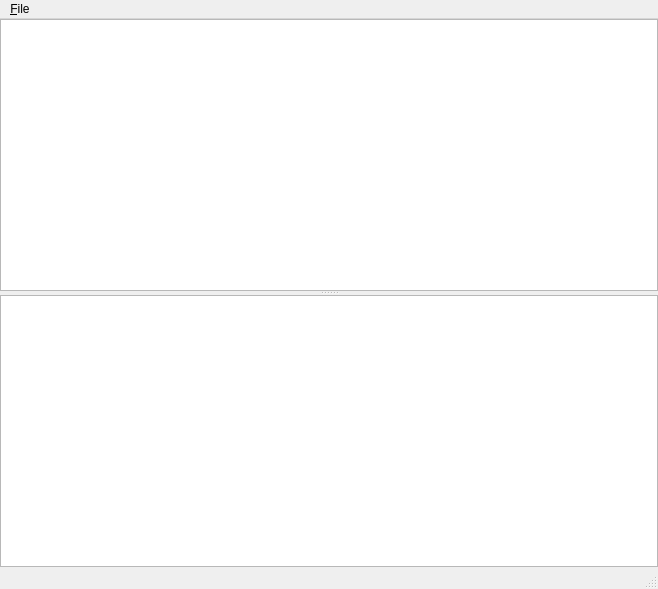
This is nm2g2g.ui in msg/g2ools as Qt 5 draws it before an edit. The edited form follows.
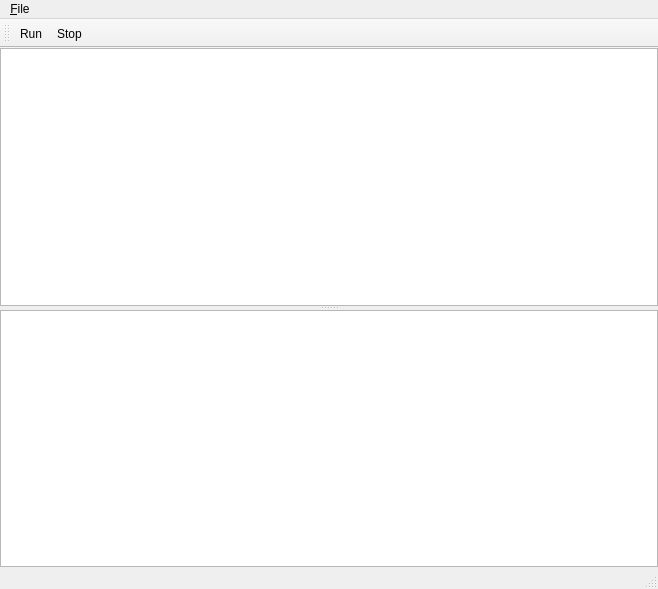
This is the edited form.

What changed in the file:
```diff
--- a/nm2g2g.ui
+++ b/nm2g2g.ui
@@ -26,9 +26,7 @@
     <item>
      <widget class="QSplitter" name="splitter" >
       <property name="sizePolicy" >
-       <sizepolicy>
-        <hsizetype>5</hsizetype>
-        <vsizetype>7</vsizetype>
+       <sizepolicy vsizetype="Expanding" hsizetype="Preferred" >
         <horstretch>0</horstretch>
         <verstretch>0</verstretch>
        </sizepolicy>
@@ -61,6 +59,22 @@
    <addaction name="menu_File" />
   </widget>
   <widget class="QStatusBar" name="statusbar" />
+  <widget class="QToolBar" name="toolBar" >
+   <property name="windowTitle" >
+    <string>toolBar</string>
+   </property>
+   <property name="allowedAreas" >
+    <set>Qt::NoToolBarArea|Qt::RightToolBarArea|Qt::TopToolBarArea</set>
+   </property>
+   <attribute name="toolBarArea" >
+    <enum>TopToolBarArea</enum>
+   </attribute>
+   <attribute name="toolBarBreak" >
+    <bool>false</bool>
+   </attribute>
+   <addaction name="action_Run" />
+   <addaction name="action_Stop" />
+  </widget>
   <action name="action_Quit" >
    <property name="text" >
     <string>&amp;Quit</string>
@@ -77,6 +91,11 @@
     <string>Ctrl+R</string>
    </property>
   </action>
+  <action name="action_Stop" >
+   <property name="text" >
+    <string>&amp;Stop</string>
+   </property>
+  </action>
  </widget>
  <pixmapfunction></pixmapfunction>
  <resources/>
```
Left out of the diff: 23 changed lines with no effect on the pictures.
